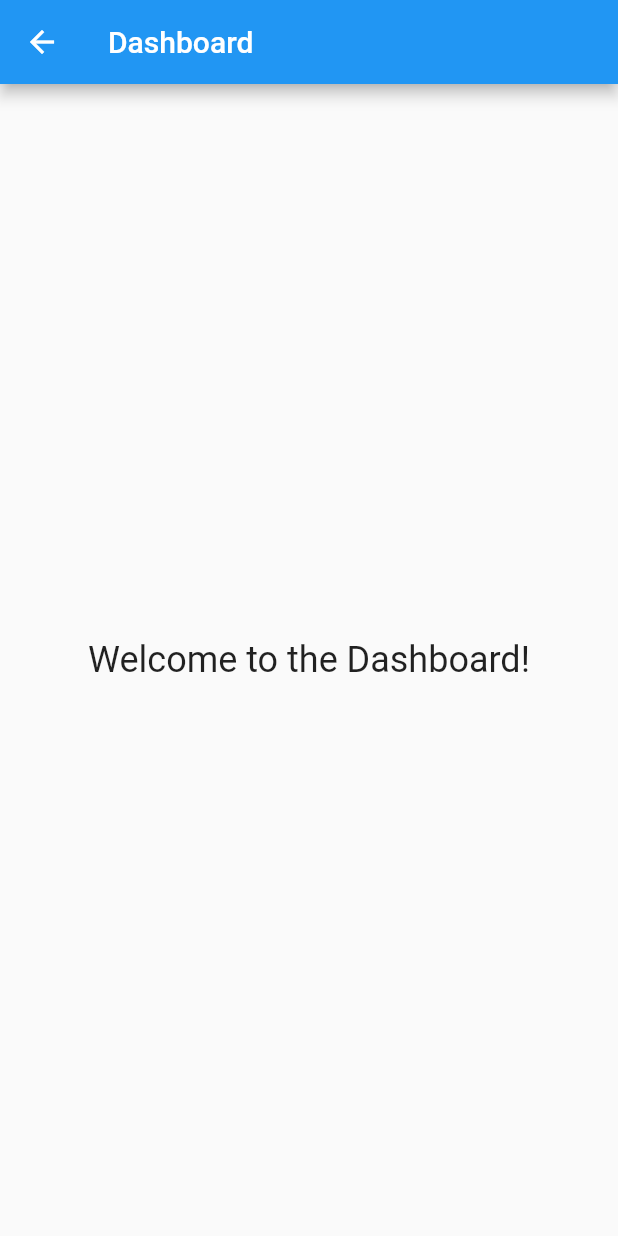
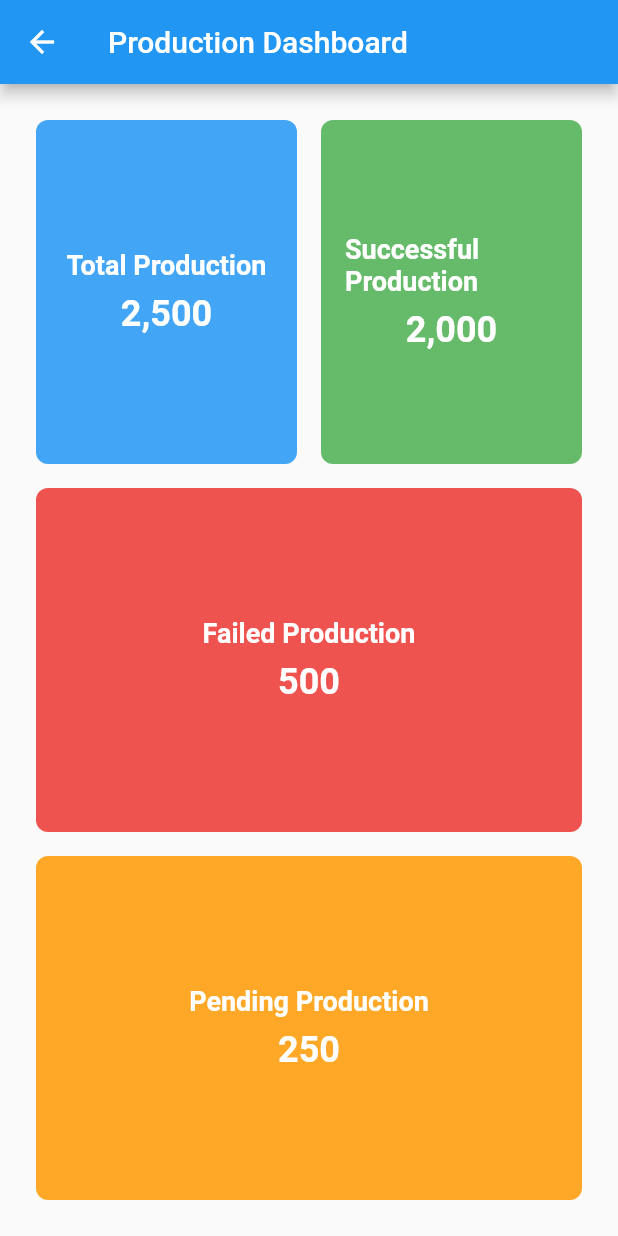
Before and after one commit to joelbendict/ProdutionReport, a Flutter app: the DashboardScreen screen opened directly, on a phone screen of 412 x 824 dp. Run offline on Flutter 3.47's test engine with Material 2 defaults, Android fonts, the phone set to English and light mode, and no system bars; missing offline and left inert: flutter_email_sender.

Commit message:
dashboard

```diff
--- a/lib/dashboard_screen.dart
+++ b/lib/dashboard_screen.dart
@@ -1,16 +1,158 @@
 import 'package:flutter/material.dart';
 
-class DashboardScreen extends StatelessWidget {
+class DashboardScreen extends StatefulWidget {
+  @override
+  _DashboardScreenState createState() => _DashboardScreenState();
+}
+
+class _DashboardScreenState extends State<DashboardScreen> {
   @override
   Widget build(BuildContext context) {
     return Scaffold(
       appBar: AppBar(
-        title: Text('Dashboard'),
+        title: Text('Production Dashboard'),
       ),
-      body: Center(
-        child: Text(
-          'Welcome to the Dashboard!',
-          style: TextStyle(fontSize: 24),
+      body: Container(
+        padding: EdgeInsets.all(16),
+        child: Column(
+          mainAxisAlignment: MainAxisAlignment.start,
+          crossAxisAlignment: CrossAxisAlignment.stretch,
+          children: [
+            Expanded(
+              child: Row(
+                children: [
+                  Expanded(
+                    child: Container(
+                      margin: EdgeInsets.all(8),
+                      padding: EdgeInsets.all(16),
+                      decoration: BoxDecoration(
+                        borderRadius: BorderRadius.circular(8),
+                        color: Colors.blue[400],
+                      ),
+                      child: Column(
+                        mainAxisAlignment: MainAxisAlignment.center,
+                        children: [
+                          Text(
+                            'Total Production',
+                            style: TextStyle(
+                              color: Colors.white,
+                              fontWeight: FontWeight.bold,
+                              fontSize: 18,
+                            ),
+                          ),
+                          SizedBox(height: 8),
+                          Text(
+                            '2,500',
+                            style: TextStyle(
+                              color: Colors.white,
+                              fontWeight: FontWeight.bold,
+                              fontSize: 24,
+                            ),
+                          ),
+                        ],
+                      ),
+                    ),
+                  ),
+                  Expanded(
+                    child: Container(
+                      margin: EdgeInsets.all(8),
+                      padding: EdgeInsets.all(16),
+                      decoration: BoxDecoration(
+                        borderRadius: BorderRadius.circular(8),
+                        color: Colors.green[400],
+                      ),
+                      child: Column(
+                        mainAxisAlignment: MainAxisAlignment.center,
+                        children: [
+                          Text(
+                            'Successful Production',
+                            style: TextStyle(
+                              color: Colors.white,
+                              fontWeight: FontWeight.bold,
+                              fontSize: 18,
+                            ),
+                          ),
+                          SizedBox(height: 8),
+                          Text(
+                            '2,000',
+                            style: TextStyle(
+                              color: Colors.white,
+                              fontWeight: FontWeight.bold,
+                              fontSize: 24,
+                            ),
+                          ),
+                        ],
+                      ),
+                    ),
+                  ),
+                ],
+              ),
+            ),
+            Expanded(
+              child: Container(
+                margin: EdgeInsets.all(8),
+                padding: EdgeInsets.all(16),
+                decoration: BoxDecoration(
+                  borderRadius: BorderRadius.circular(8),
+                  color: Colors.red[400],
+                ),
+                child: Column(
+                  mainAxisAlignment: MainAxisAlignment.center,
+                  children: [
+                    Text(
+                      'Failed Production',
+                      style: TextStyle(
+                        color: Colors.white,
+                        fontWeight: FontWeight.bold,
+                        fontSize: 18,
+                      ),
+                    ),
+                    SizedBox(height: 8),
+                    Text(
+                      '500',
+                      style: TextStyle(
+                        color: Colors.white,
+                        fontWeight: FontWeight.bold,
+                        fontSize: 24,
+                      ),
+                    ),
+                  ],
+                ),
+              ),
+            ),
+            Expanded(
+              child: Container(
+                margin: EdgeInsets.all(8),
+                padding: EdgeInsets.all(16),
+                decoration: BoxDecoration(
+                  borderRadius: BorderRadius.circular(8),
+                  color: Colors.orange[400],
+                ),
+                child: Column(
+                  mainAxisAlignment: MainAxisAlignment.center,
+                  children: [
+                    Text(
+                      'Pending Production',
+                      style: TextStyle(
+                        color: Colors.white,
+                        fontWeight: FontWeight.bold,
+                        fontSize: 18,
+                      ),
+                    ),
+                    SizedBox(height: 8),
+                    Text(
+                      '250',
+                      style: TextStyle(
+                        color: Colors.white,
+                        fontWeight: FontWeight.bold,
+                        fontSize: 24,
+                      ),
+                    ),
+                  ],
+                ),
+              ),
+            ),
+          ],
         ),
       ),
     );
--- a/lib/main.dart
+++ b/lib/main.dart
@@ -79,6 +79,7 @@ class MyApp extends StatelessWidget {
                       leading: Icon(Icons.dashboard),
                       title: Text('Dash Board'),
                       onTap: () {
+                        print('Dashboard tapped');
                         Navigator.push(
                           context,
                           MaterialPageRoute(
```
